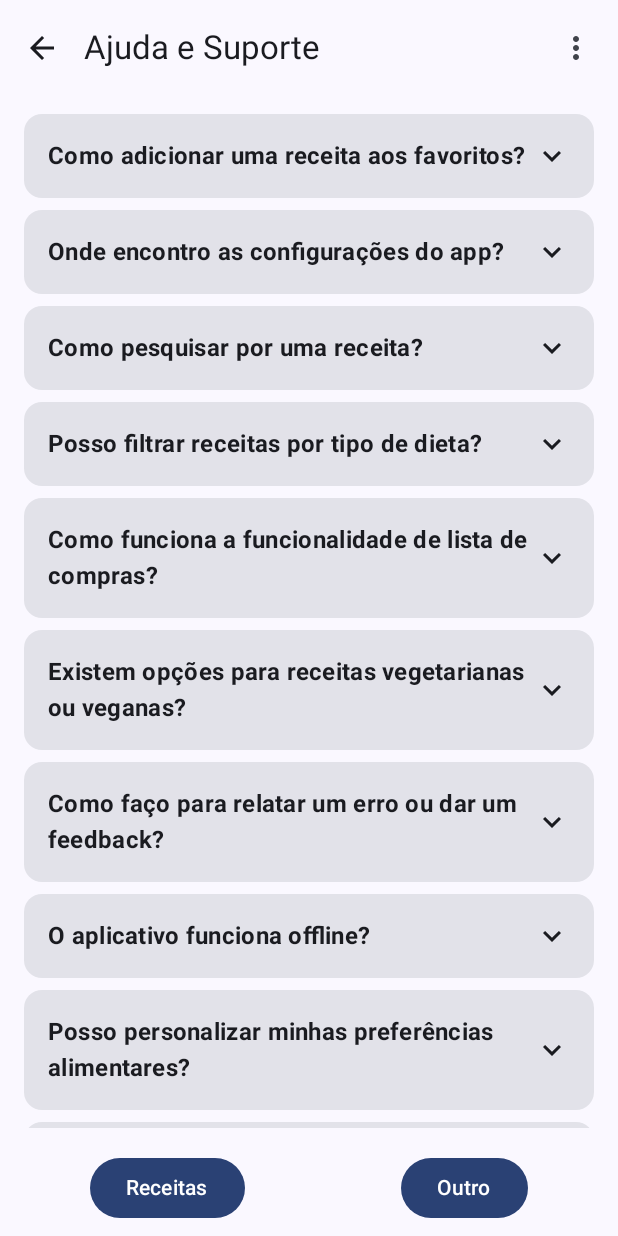
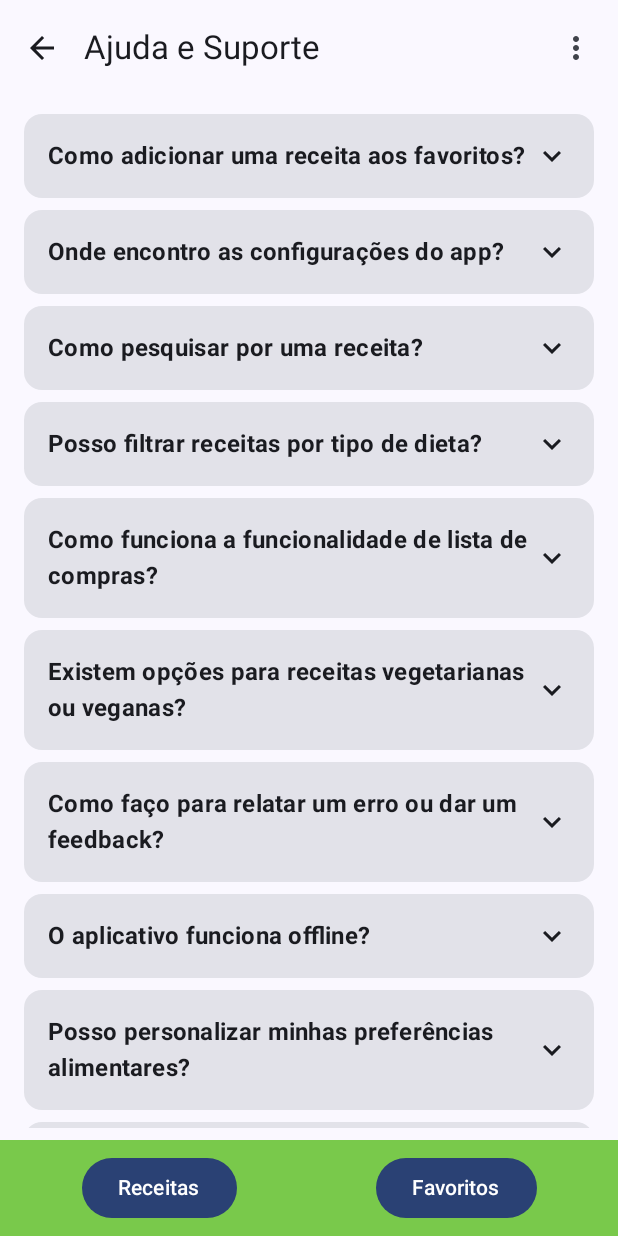
Before and after one commit to RogiRocz/Mobile_2025.1, an Android app built with Jetpack Compose: the AjudaScreen screen opened through its navigation route, on a phone screen of 412 x 824 dp. Run offline under Robolectric (Android 15) with nearby library versions, the light colour scheme and no system bars.

Commit message:
Ajustando a tela inicial

```diff
--- a/MyApplication3/app/src/main/java/com/example/myapplication/screens/ui/TelaInicial.kt
+++ b/MyApplication3/app/src/main/java/com/example/myapplication/screens/ui/TelaInicial.kt
@@ -1,5 +1,6 @@
 package com.example.myapplication.screens.ui
 
+import androidx.compose.foundation.background
 import androidx.compose.foundation.clickable
 import androidx.compose.foundation.layout.Arrangement
 import androidx.compose.foundation.layout.Column
@@ -8,10 +9,12 @@ import androidx.compose.foundation.layout.Spacer
 import androidx.compose.foundation.layout.fillMaxSize
 import androidx.compose.foundation.layout.fillMaxWidth
 import androidx.compose.foundation.layout.height
+import androidx.compose.foundation.layout.navigationBarsPadding
 import androidx.compose.foundation.layout.padding
 import androidx.compose.foundation.lazy.LazyColumn
 import androidx.compose.foundation.lazy.items
 import androidx.compose.material.icons.Icons
+import androidx.compose.material.icons.filled.Menu
 import androidx.compose.material.icons.filled.MoreVert
 import androidx.compose.material3.Button
 import androidx.compose.material3.Card
@@ -25,6 +28,7 @@ import androidx.compose.material3.MaterialTheme
 import androidx.compose.material3.Scaffold
 import androidx.compose.material3.Text
 import androidx.compose.material3.TopAppBar
+import androidx.compose.material3.TopAppBarDefaults
 import androidx.compose.runtime.Composable
 import androidx.compose.runtime.getValue
 import androidx.compose.runtime.mutableStateListOf
@@ -33,16 +37,17 @@ import androidx.compose.runtime.remember
 import androidx.compose.runtime.setValue
 import androidx.compose.ui.Alignment
 import androidx.compose.ui.Modifier
+import androidx.compose.ui.graphics.Color
 import androidx.compose.ui.unit.dp
 import androidx.navigation.NavHostController
 import coil.compose.AsyncImage
 import com.example.myapplication.model.DadosMockados
 import com.example.myapplication.model.Receita
+import com.example.myapplication.ui.theme.GreenTheme
 
 @OptIn(ExperimentalMaterial3Api::class)
 @Composable
 fun TelaInicial(navController: NavHostController) {
-    // Certifique-se de que 'mutableStateListOf' está importado corretamente
     val receitas = remember {
         mutableStateListOf(*DadosMockados.listaDeReceitas.toTypedArray())
     }
@@ -51,32 +56,37 @@ fun TelaInicial(navController: NavHostController) {
     Scaffold(
         topBar = {
             TopAppBar(
-                title = { Text("NutriLivre") },
+                title = { Text(
+                    text = "NutriLivre",
+                    color = Color.White
+                ) },
+                colors = TopAppBarDefaults.topAppBarColors(
+                    containerColor = GreenTheme
+                ),
                 actions = {
                     IconButton(onClick = { expandedMenu = true }) {
-                        Icon(Icons.Filled.MoreVert, contentDescription = "Menu")
+                        Icon(Icons.Filled.Menu, contentDescription = "Menu")
                     }
                     DropdownMenu(expanded = expandedMenu, onDismissRequest = { expandedMenu = false }) {
-                        // DropdownMenuItem do Material3
                         DropdownMenuItem(
                             text = { Text("Favoritos") },
                             onClick = {
                                 navController.navigate(AppScreens.FavoritosScreen.route)
-                                expandedMenu = false // Fechar o menu após a navegação
+                                expandedMenu = false
                             }
                         )
                         DropdownMenuItem(
                             text = { Text("Configurações") },
                             onClick = {
                                 navController.navigate(AppScreens.ConfiguracoesScreen.route)
-                                expandedMenu = false // Fechar o menu após a navegação
+                                expandedMenu = false
                             }
                         )
                         DropdownMenuItem(
                             text = { Text("Ajuda") },
                             onClick = {
                                 navController.navigate(AppScreens.AjudaScreen.route)
-                                expandedMenu = false // Fechar o menu após a navegação
+                                expandedMenu = false
                             }
                         )
                     }
@@ -91,7 +101,7 @@ fun TelaInicial(navController: NavHostController) {
             modifier = Modifier
                 .fillMaxSize()
                 .padding(paddingValues)
-                .padding(horizontal = 8.dp, vertical = 8.dp) // Use horizontal/vertical padding para consistência
+                .padding(horizontal = 8.dp, vertical = 8.dp)
         ) {
             items(receitas) { receita ->
                 ReceitaCard(receita = receita) {
@@ -105,13 +115,10 @@ fun TelaInicial(navController: NavHostController) {
 
 @Composable
 fun ReceitaCard(receita: Receita, onCardClick: () -> Unit) {
-    // Card do Material Design 3 tem um parâmetro 'onClick' direto
     Card(
         modifier = Modifier
             .fillMaxWidth()
-            .clickable(onClick = onCardClick), // Modifier.clickable é do androidx.compose.foundation
-        // A elevação no Material 3 é 'shadowElevation' ou 'tonalElevation'
-        // Definindo shadowElevation para um valor similar ao 4.dp do MD2
+            .clickable(onClick = onCardClick),
         elevation = CardDefaults.cardElevation(defaultElevation = 4.dp)
     ) {
         Column(modifier = Modifier.padding(16.dp)) {
@@ -123,33 +130,28 @@ fun ReceitaCard(receita: Receita, onCardClick: () -> Unit) {
                     .height(120.dp)
             )
             Spacer(modifier = Modifier.height(8.dp))
-            // Ajuste da Tipografia Material 3:
-            // h6 no MD2 é geralmente titleLarge no MD3
             Text(text = receita.nome, style = MaterialTheme.typography.titleLarge)
-            // body2 no MD2 é geralmente bodySmall ou bodyMedium no MD3
             Text(text = receita.descricaoCurta, style = MaterialTheme.typography.bodySmall)
         }
     }
 }
 
-// @OptIn(ExperimentalMaterial3Api::class) // Não é necessário aqui
 @Composable
 fun BottomNavigationBar(navController: NavHostController) {
-    // Para uma Bottom Navigation bar completa com ícones e labels,
-    // você usaria o BottomAppBar e NavigationBar do Material 3.
-    // Como você usou uma Row com Buttons, mantive a estrutura, mas usei o Button do Material 3.
     Row(
         modifier = Modifier
             .fillMaxWidth()
-            .padding(8.dp),
+            .background(color = GreenTheme)
+            .padding(8.dp)
+            .navigationBarsPadding(),
         horizontalArrangement = Arrangement.SpaceAround,
-        verticalAlignment = Alignment.CenterVertically
+        verticalAlignment = Alignment.CenterVertically,
     ) {
         Button(onClick = { navController.navigate(AppScreens.TelaInicialScreen.route) }) {
             Text("Receitas")
         }
-        Button(onClick = { /* Navegar para outra tela principal se houver */ }) {
-            Text("Outro")
+        Button(onClick = { navController.navigate(AppScreens.FavoritosScreen.route)}) {
+            Text("Favoritos")
         }
     }
 }
```
